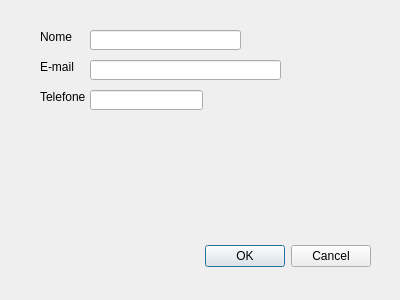
First picture: the form in main_form.ui, repository Andersonpaxeco/challenges, before the edit.
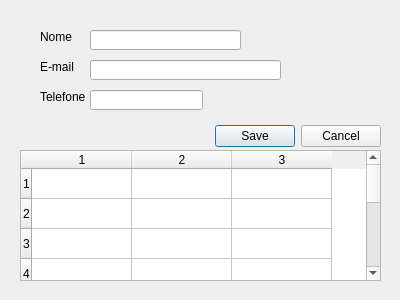
Second picture: the form after the edit.

```diff
--- a/main_form.ui
+++ b/main_form.ui
@@ -16,8 +16,8 @@
   <widget class="QDialogButtonBox" name="buttonBox">
    <property name="geometry">
     <rect>
-     <x>30</x>
-     <y>240</y>
+     <x>40</x>
+     <y>120</y>
      <width>341</width>
      <height>32</height>
     </rect>
@@ -26,7 +26,7 @@
     <enum>Qt::Horizontal</enum>
    </property>
    <property name="standardButtons">
-    <set>QDialogButtonBox::Cancel|QDialogButtonBox::Ok</set>
+    <set>QDialogButtonBox::Cancel|QDialogButtonBox::Save</set>
    </property>
   </widget>
   <widget class="QLineEdit" name="lineEdit">
@@ -98,6 +98,33 @@
     </rect>
    </property>
   </widget>
+  <widget class="QTableWidget" name="tableWidget">
+   <property name="geometry">
+    <rect>
+     <x>20</x>
+     <y>150</y>
+     <width>361</width>
+     <height>131</height>
+    </rect>
+   </property>
+   <property name="rowCount">
+    <number>8</number>
+   </property>
+   <property name="columnCount">
+    <number>3</number>
+   </property>
+   <row/>
+   <row/>
+   <row/>
+   <row/>
+   <row/>
+   <row/>
+   <row/>
+   <row/>
+   <column/>
+   <column/>
+   <column/>
+  </widget>
  </widget>
  <resources/>
  <connections>
```
